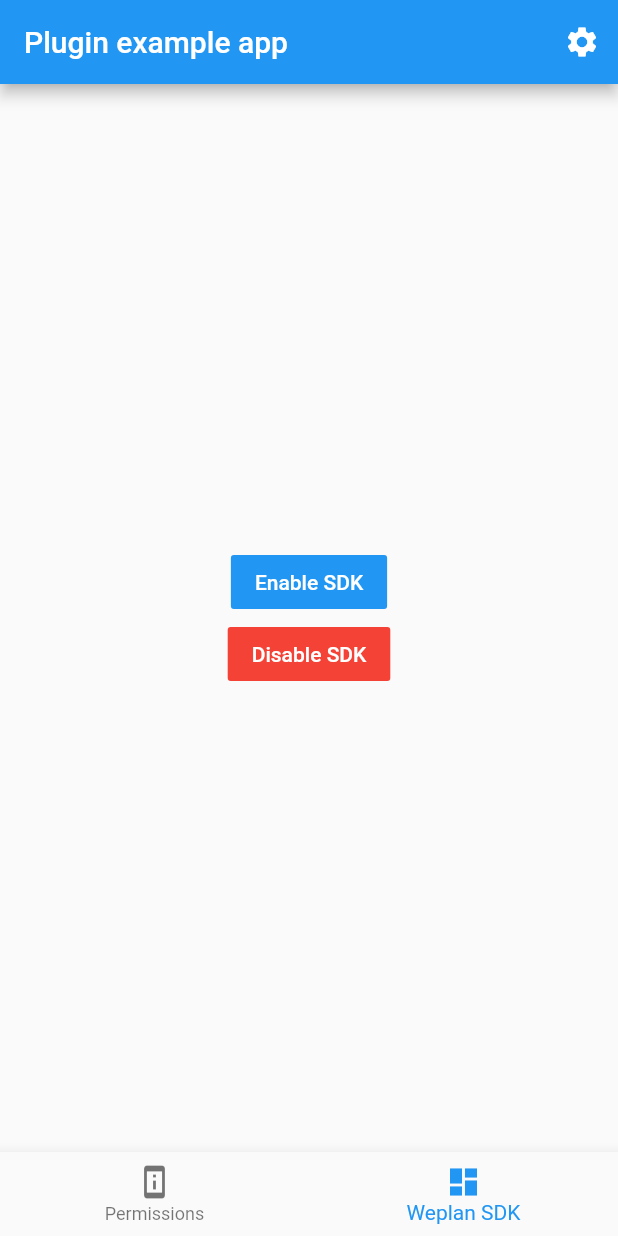
After one commit to weplan-analytics/weplan-sdk-flutter-plugin, a Flutter app: the screen it shows after launch, item 2 of the bottom bar chosen, after a tap on "Disable SDK", on a phone screen of 412 x 824 dp. The commit adds this screen. Run offline on Flutter 3.47's test engine with Material 2 defaults, Android fonts, the phone set to English and light mode, and no system bars; our stand-ins replace permission_handler.

Commit message:
add disable button

```diff
--- /dev/null
+++ b/example/lib/permissions_page.dart
@@ -0,0 +1,107 @@
+import 'dart:io';
+import 'package:flutter/material.dart';
+import 'package:permission_handler/permission_handler.dart';
+
+class PermissionsPage extends StatelessWidget {
+  @override
+  Widget build(BuildContext context) {
+    return Center(
+      child: ListView(
+          children: Permission.values
+              .where((Permission permission) {
+            if (Platform.isIOS) {
+              return permission != Permission.unknown &&
+                  permission != Permission.sms &&
+                  //permission != Permission.storage &&
+                  permission != Permission.ignoreBatteryOptimizations &&
+                  permission != Permission.accessMediaLocation;
+            } else {
+              return permission != Permission.unknown &&
+                  permission != Permission.mediaLibrary &&
+                  permission != Permission.photos &&
+                  permission != Permission.reminders;
+            }
+          })
+              .map((permission) => PermissionWidget(permission))
+              .toList()),
+    );
+  }
+
+}
+
+/// Permission widget which displays a permission and allows users to request
+/// the permissions.
+class PermissionWidget extends StatefulWidget {
+  /// Constructs a [PermissionWidget] for the supplied [Permission].
+  const PermissionWidget(this._permission);
+
+  final Permission _permission;
+
+  @override
+  _PermissionState createState() => _PermissionState(_permission);
+}
+
+class _PermissionState extends State<PermissionWidget> {
+  _PermissionState(this._permission);
+
+  final Permission _permission;
+  PermissionStatus _permissionStatus = PermissionStatus.undetermined;
+
+  @override
+  void initState() {
+    super.initState();
+
+    _listenForPermissionStatus();
+  }
+
+  void _listenForPermissionStatus() async {
+    final status = await _permission.status;
+    setState(() => _permissionStatus = status);
+  }
+
+  Color getPermissionColor() {
+    switch (_permissionStatus) {
+      case PermissionStatus.denied:
+        return Colors.red;
+      case PermissionStatus.granted:
+        return Colors.green;
+      default:
+        return Colors.grey;
+    }
+  }
+
+  @override
+  Widget build(BuildContext context) {
+    return ListTile(
+      title: Text(_permission.toString()),
+      subtitle: Text(
+        _permissionStatus.toString(),
+        style: TextStyle(color: getPermissionColor()),
+      ),
+      trailing: IconButton(
+          icon: const Icon(Icons.info),
+          onPressed: () {
+            checkServiceStatus(context, _permission);
+          }),
+      onTap: () {
+        requestPermission(_permission);
+      },
+    );
+  }
+
+  void checkServiceStatus(BuildContext context, Permission permission) async {
+    Scaffold.of(context).showSnackBar(SnackBar(
+      content: Text((await permission.status).toString()),
+    ));
+  }
+
+  Future<void> requestPermission(Permission permission) async {
+    final status = await permission.request();
+
+    setState(() {
+      print(status);
+      _permissionStatus = status;
+      print(_permissionStatus);
+    });
+  }
+}
--- /dev/null
+++ b/example/lib/sdk_page.dart
@@ -0,0 +1,27 @@
+import 'package:flutter/material.dart';
+import 'package:weplan_sdk/weplan_sdk.dart';
+
+class SdkPage extends StatelessWidget {
+  @override
+  Widget build(BuildContext context) {
+    return Center(
+      child: Column(
+        mainAxisAlignment: MainAxisAlignment.center,
+        children: <Widget>[
+          FlatButton(
+              color: Colors.blue,
+              textColor: Colors.white,
+              child: Text("Enable SDK"),
+              onPressed: () { WeplanSdk.enableSdk(); }
+          ),
+          FlatButton(
+              color: Colors.red,
+              textColor: Colors.white,
+              child: Text("Disable SDK"),
+              onPressed: () { WeplanSdk.disableSdk(); }
+          ),
+        ],
+      )
+    );
+  }
+}
--- a/lib/weplan_sdk.dart
+++ b/lib/weplan_sdk.dart
@@ -9,4 +9,8 @@ class WeplanSdk {
   static enableSdk() {
     _channel.invokeMethod('enableSdk');
   }
+
+  static disableSdk() {
+    _channel.invokeMethod('disableSdk');
+  }
 }
```
Also changed, not shown: example/lib/main.dart (+6 -112 lines), example/lib/sdk_screen.dart (deleted, +0 -16 lines), 2 other files.
